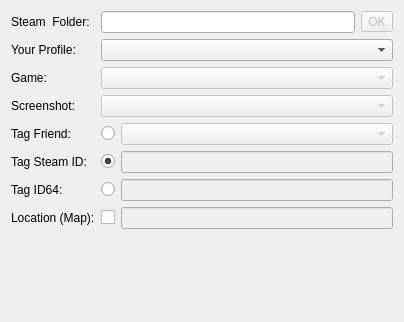
lucianopeixoto/SteamFriendsTagger, file mainwindow.ui: the form before one commit; both pictures show x 0 to 404 and y 0 to 322 of the 404 by 467 pixel window.
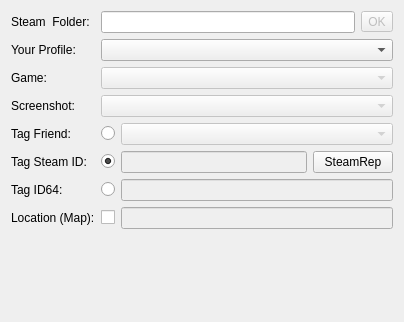
The form after the commit.

Commit message: Added a link to SteamRep and changed wiki link to Step by Step

What changed in the file:
```diff
--- a/mainwindow.ui
+++ b/mainwindow.ui
@@ -226,6 +226,13 @@
           </property>
          </widget>
         </item>
+        <item>
+         <widget class="QPushButton" name="pushButtonSteamRep">
+          <property name="text">
+           <string>SteamRep</string>
+          </property>
+         </widget>
+        </item>
        </layout>
       </item>
       <item row="11" column="1">
```
Left out of the diff: 1 changed line with no effect on the pictures. The commit also changes 4 other files.
